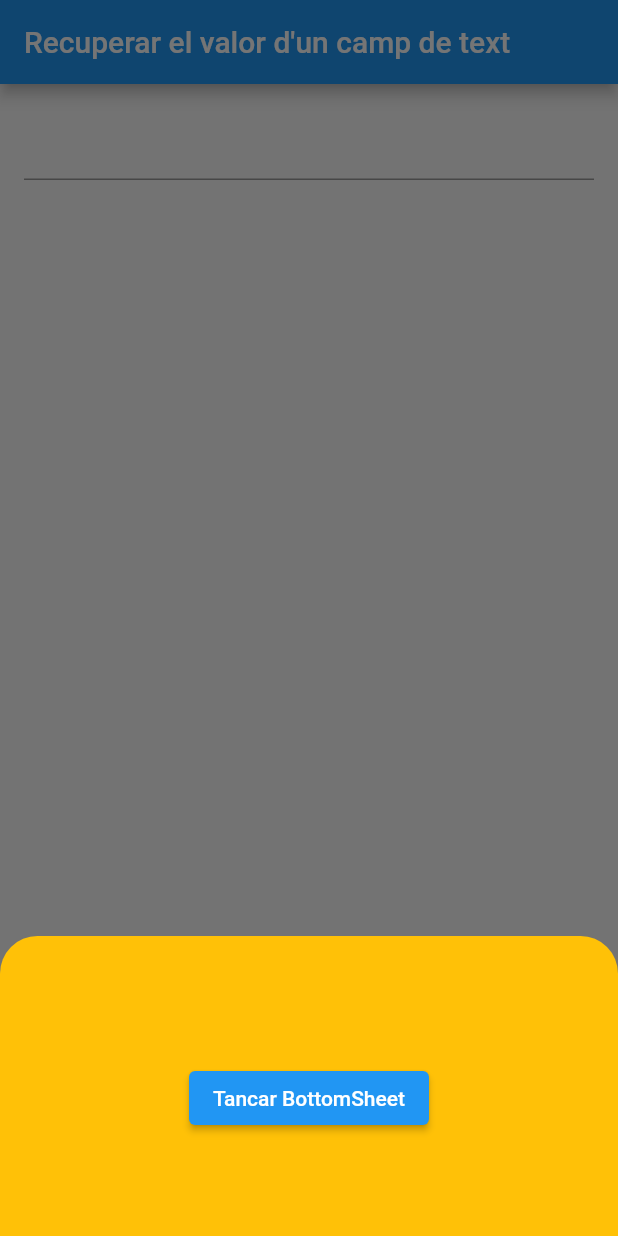
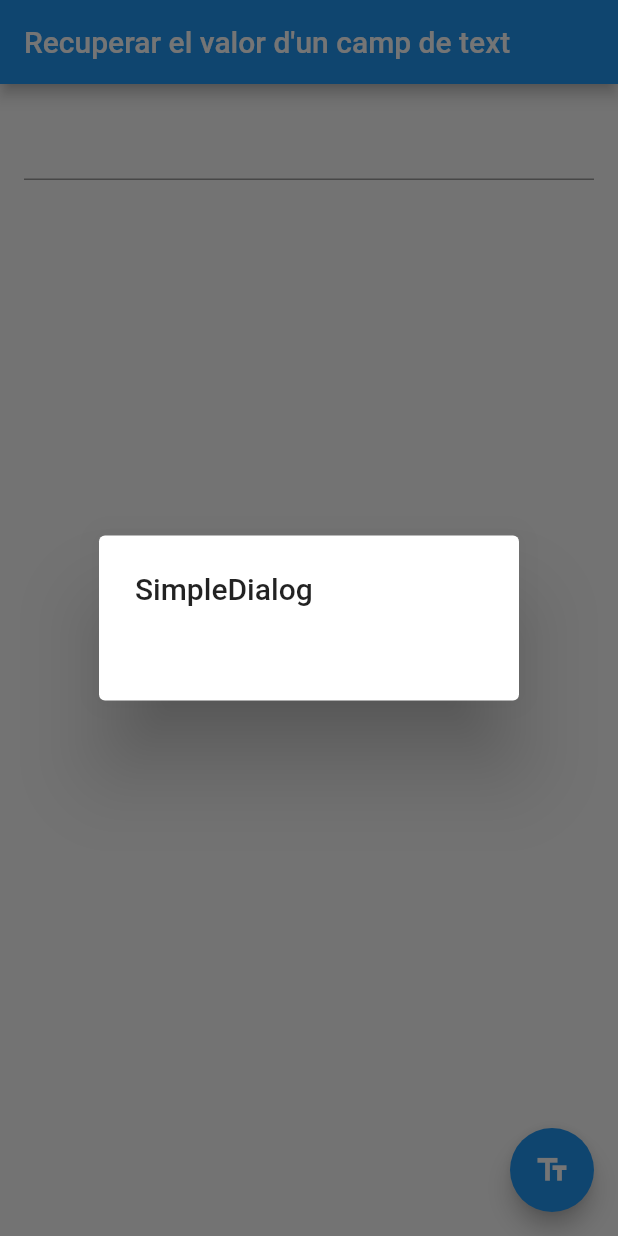
Before and after one commit to ivantrilla2/appdialegs, a Flutter app: the screen it shows after launch, after a tap on the "text fields" icon, on a phone screen of 412 x 824 dp. Run offline on Flutter 3.47's test engine with Material 2 defaults, Android fonts, the phone set to English and light mode, and no system bars.

Commit message:
First commit

```diff
--- a/lib/main.dart
+++ b/lib/main.dart
@@ -43,32 +43,20 @@ class _MyCustomFormState extends State<MyCustomForm> {
       ),
       floatingActionButton: FloatingActionButton(
         onPressed: () {
-          showModalBottomSheet(
-              backgroundColor: Colors.transparent,
+          showDialog(
               context: context,
               builder: (BuildContext context) {
-                return Container(
-                    decoration: const BoxDecoration(
-                      color: Colors.amber,
-                      borderRadius: BorderRadius.only(
-                        topLeft: Radius.circular(25),
-                        topRight: Radius.circular(25),
-                      ),
-                    ),
-                    height: 200,
-                    child: Center(
-                      child: Column(
-                        mainAxisAlignment: MainAxisAlignment.center,
-                        mainAxisSize: MainAxisSize.min,
-                        children: <Widget>[
-                          Text(myController.text),
-                          ElevatedButton(
-                            onPressed: () => Navigator.of(context).pop(),
-                            child: const Text('Tancar BottomSheet'),
-                          )
-                        ],
-                      ),
-                    ));
+                return SimpleDialog(
+                  title: const Text('SimpleDialog'),
+                  children: [
+                    SimpleDialogOption(
+                      onPressed: () {
+                        Navigator.of(context).pop();
+                      },
+                      child: Text(myController.text),
+                    )
+                  ],
+                );
               });
         },
         tooltip: 'Mostra el valor!',
```
